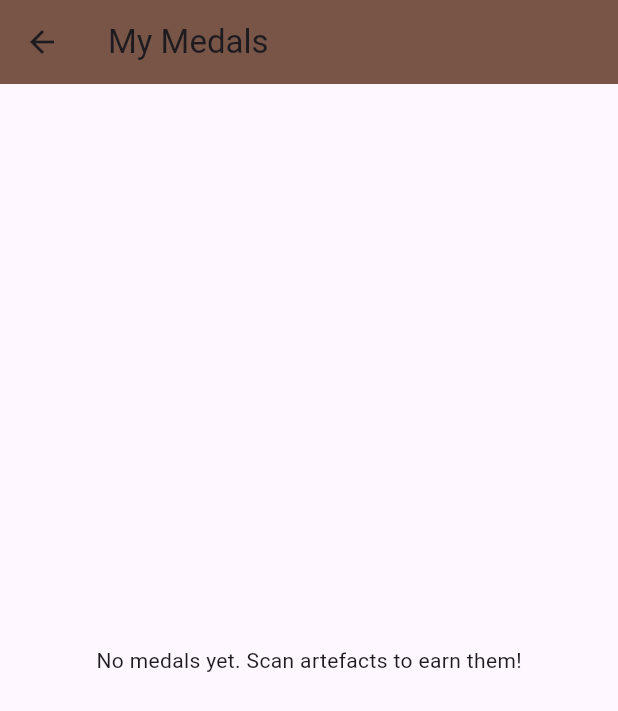
After one commit to Damylb18/museumApp, a Flutter app: the MedalsScreen screen opened directly, on a phone screen of 412 x 824 dp. The commit adds this screen. Shown: the top 711 px of the screen. Run offline on Flutter 3.47's test engine with Material 3 defaults, Android fonts, the phone set to English and light mode, and no system bars; our stand-ins replace webview_flutter; missing offline and left inert: mobile_scanner, webview_flutter_wkwebview.

Commit message:
Medals Page start up

```diff
--- /dev/null
+++ b/CMM-App/lib/models/medal_tracker.dart
@@ -0,0 +1,28 @@
+
+
+class MedalTracker {
+  static final MedalTracker _instance = MedalTracker._internal();
+
+  factory MedalTracker() {
+    return _instance;
+  }
+
+  MedalTracker._internal();
+
+  final Set<String> scannedArtefacts = {}; // to prevent double-counting
+  int get scannedCount => scannedArtefacts.length;
+
+  bool addScan(String artefactId) {
+    if (scannedArtefacts.contains(artefactId)) return false;
+    scannedArtefacts.add(artefactId);
+    return true;
+  }
+
+  List<String> get earnedMedals {
+    List<String> medals = [];
+    if (scannedCount >= 3) medals.add("Bronze Explorer");
+    if (scannedCount >= 7) medals.add("Silver Historian");
+    if (scannedCount >= 12) medals.add("Gold Curator");
+    return medals;
+  }
+}
--- /dev/null
+++ b/CMM-App/lib/screens/medals_screen.dart
@@ -0,0 +1,30 @@
+
+import 'package:flutter/material.dart';
+import '../models/medal_tracker.dart';
+
+class MedalsScreen extends StatelessWidget {
+  const MedalsScreen({super.key});
+
+  @override
+  Widget build(BuildContext context) {
+    final medals = MedalTracker().earnedMedals;
+
+    return Scaffold(
+      appBar: AppBar(
+        title: const Text('My Medals'),
+        backgroundColor: Colors.brown,
+      ),
+      body: medals.isEmpty
+          ? const Center(child: Text('No medals yet. Scan artefacts to earn them!'))
+          : ListView.builder(
+        itemCount: medals.length,
+        itemBuilder: (context, index) {
+          return ListTile(
+            leading: const Icon(Icons.military_tech),
+            title: Text(medals[index]),
+          );
+        },
+      ),
+    );
+  }
+}
```
Also changed, not shown: CMM-App/lib/screens/artefact_screen.dart (added, +31 -0 lines), CMM-App/lib/screens/scan_qr_screen.dart (+16 -17 lines), 1 other file.
